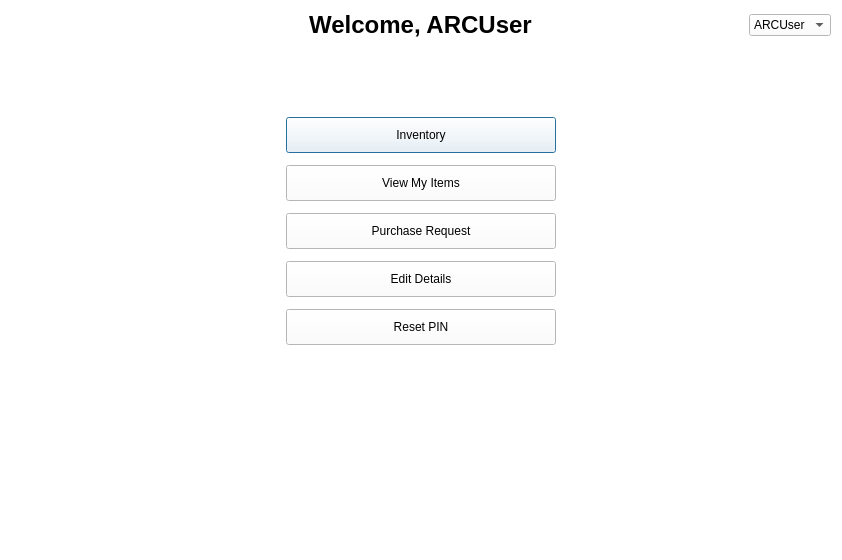
Qt form userprofile.ui (arc-bphc/sims-gui) before a commit.
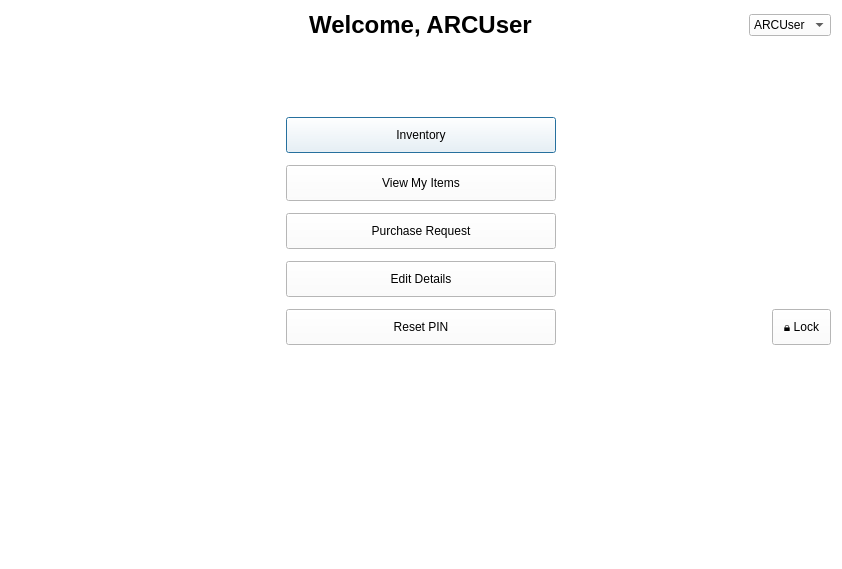
The same form after that commit. Icons and pictures are not drawn.

Commit message: Added lock button

```diff
--- a/userprofile.ui
+++ b/userprofile.ui
@@ -7,7 +7,7 @@
     <x>0</x>
     <y>0</y>
     <width>842</width>
-    <height>560</height>
+    <height>569</height>
    </rect>
   </property>
   <property name="windowTitle">
@@ -160,7 +160,15 @@
         <string>Purchase Request</string>
        </property>
        <property name="icon">
-        <iconset theme="save"/>
+        <iconset theme="save">
+         <normaloff>.</normaloff>.</iconset>
+       </property>
+      </widget>
+     </item>
+     <item row="7" column="2" alignment="Qt::AlignRight">
+      <widget class="QPushButton" name="pushButton_6">
+       <property name="text">
+        <string>🔒 Lock</string>
        </property>
       </widget>
      </item>
```
The commit also changes 5 other files.
